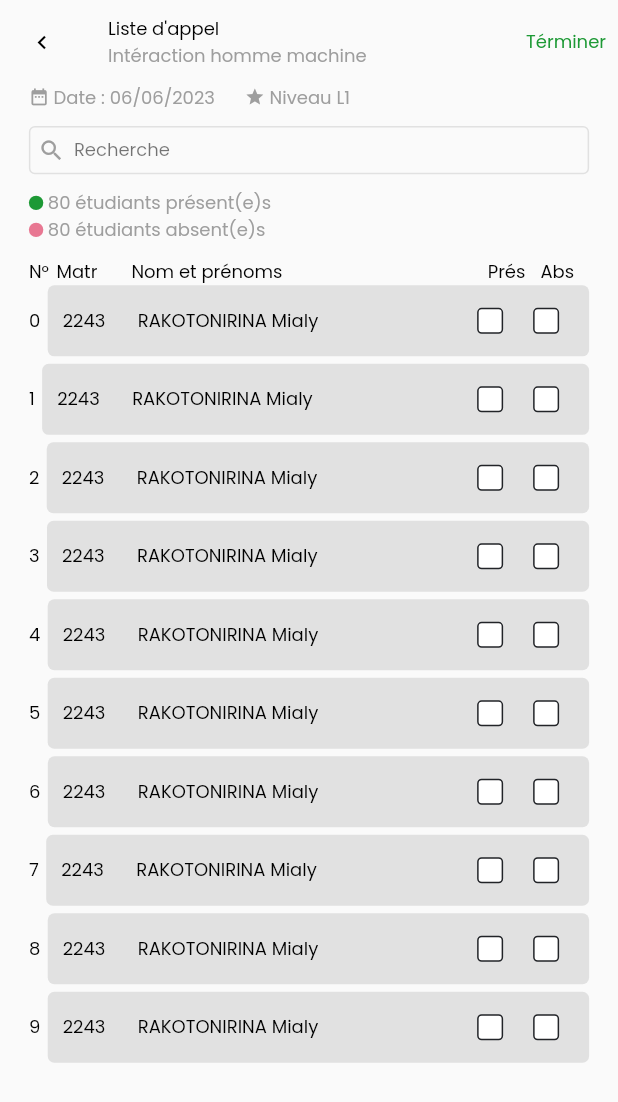
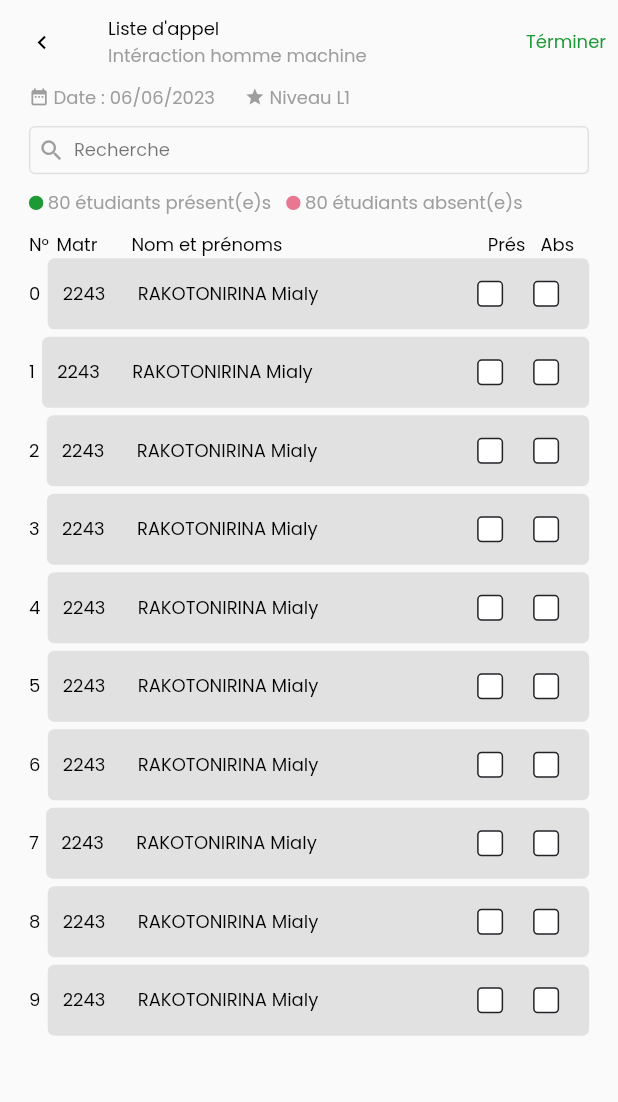
Before and after one commit to safidy1863/Ny-sekoliko, a Flutter app: the ListsScreen screen opened by its route, on a phone screen of 412 x 824 dp. Shown: the top 1102 px of the screen. Run offline on Flutter 3.47's test engine with Material 2 defaults, Android fonts, the phone set to English and light mode, and no system bars; drawn by our look-alikes of getwidget; our stand-ins replace equatable, flutter_bloc, flutter_screenutil, flutter_spinkit, form_validator, go_router and 1 more; missing offline and left inert: qr_code_scanner, twilio_flutter.

```diff
--- a/mobile/lib/core/navigation/app_router.dart
+++ b/mobile/lib/core/navigation/app_router.dart
@@ -9,7 +9,7 @@ import '/features/lists/presentation/lists_screen.dart';
 
 class AppRouter {
   static GoRouter appRoutes = GoRouter(
-    initialLocation: RoutePath.login,
+    initialLocation: RoutePath.home,
     routes: [
       GoRoute(
         path: RoutePath.login,
--- a/mobile/lib/features/home/presentation/home_screen.dart
+++ b/mobile/lib/features/home/presentation/home_screen.dart
@@ -3,7 +3,7 @@ import 'package:flutter_screenutil/flutter_screenutil.dart';
 import 'package:getwidget/components/avatar/gf_avatar.dart';
 import 'package:getwidget/getwidget.dart';
 import 'package:mobile/features/home/presentation/widgets/session_item.dart';
-import 'widgets/custom_drawer.dart';
+import '../../../core/presentation/widgets/custom_drawer.dart';
 
 class HomeScreen extends StatelessWidget {
   HomeScreen({Key? key}) : super(key: key);
--- a/mobile/lib/features/lists/presentation/lists_screen.dart
+++ b/mobile/lib/features/lists/presentation/lists_screen.dart
@@ -1,35 +1,17 @@
 import 'package:flutter/material.dart';
 import 'package:flutter_screenutil/flutter_screenutil.dart';
 import 'package:go_router/go_router.dart';
-import 'package:mobile/core/presentation/widgets/custom_textfield.dart';
-import 'package:mobile/features/lists/presentation/widgets/student_item.dart';
-import 'package:twilio_flutter/twilio_flutter.dart';
+import 'package:mobile/features/lists/presentation/widgets/header_list.dart';
+import 'package:mobile/features/lists/presentation/widgets/list_table.dart';
 import '/core/utils/constants/app_color.dart';
 
-class ListsScreen extends StatefulWidget {
+class ListsScreen extends StatelessWidget {
   const ListsScreen({Key? key}) : super(key: key);
 
   @override
-  State<ListsScreen> createState() => _ListsScreenState();
-}
-
-class _ListsScreenState extends State<ListsScreen> {
-  late TextEditingController searchInput;
-
-  @override
-  void initState() {
-    searchInput = TextEditingController();
-    super.initState();
-  }
-
-  @override
-  void dispose() {
-    searchInput.dispose();
-    super.dispose();
-  }
-
-  @override
   Widget build(BuildContext context) {
+    final bool isPortrait = MediaQuery.of(context).orientation == Orientation.portrait;
+    final double width = MediaQuery.of(context).size.width;
     return Scaffold(
       appBar: AppBar(
         elevation: 0.0,
@@ -64,7 +46,6 @@ class _ListsScreenState extends State<ListsScreen> {
         actions: [
           TextButton(
               onPressed: () {
-
               },
               child: Text(
                 "Términer",
@@ -76,179 +57,17 @@ class _ListsScreenState extends State<ListsScreen> {
       ),
       body: Container(
         padding: EdgeInsets.symmetric(horizontal: 20.w),
-        width: double.infinity,
+        width: width,
+        height: double.infinity,
         child: Column(
-          children: [
-            Row(
-              children: [
-                Row(
-                  children: [
-                    Icon(
-                      Icons.date_range,
-                      color: Colors.grey,
-                      size: 14.sp,
-                    ),
-                    const SizedBox(
-                      width: 3,
-                    ),
-                    Text(
-                      "Date : 06/06/2023",
-                      style: Theme.of(context).textTheme.bodySmall?.copyWith(
-                            color: Colors.grey,
-                          ),
-                    )
-                  ],
-                ),
-                const SizedBox(
-                  width: 20,
-                ),
-                Row(
-                  children: [
-                    Icon(
-                      Icons.grade,
-                      color: Colors.grey,
-                      size: 14.sp,
-                    ),
-                    const SizedBox(
-                      width: 3,
-                    ),
-                    Text(
-                      "Niveau L1",
-                      style: Theme.of(context).textTheme.bodySmall?.copyWith(
-                            color: Colors.grey,
-                          ),
-                    )
-                  ],
-                )
-              ],
-            ),
-            const SizedBox(
-              height: 5,
-            ),
-            CustomTextField(
-                hintText: "Recherche",
-                isDense: true,
-                controller: searchInput,
-                onChanged: (String value) {
-                  print(value);
-                },
-                prefixIcon: const Icon(
-                  Icons.search_outlined,
-                  color: Colors.grey,
-                )),
-            const SizedBox(
-              height: 5,
-            ),
-            Wrap(
-              children: [
-                Row(
-                  children: [
-                    Container(
-                      width: 10.sp,
-                      height: 10.sp,
-                      decoration: const BoxDecoration(
-                          color: AppColor.greenPrimary, shape: BoxShape.circle),
-                    ),
-                    const SizedBox(
-                      width: 3,
-                    ),
-                    Text(
-                      "80 étudiants présent(e)s",
-                      style: Theme.of(context).textTheme.bodySmall?.copyWith(
-                            color: Colors.grey,
-                          ),
-                    ),
-                  ],
-                ),
-                const SizedBox(
-                  width: 10,
-                ),
-                Row(
-                  children: [
-                    Container(
-                      width: 10.sp,
-                      height: 10.sp,
-                      decoration: BoxDecoration(
-                          color: AppColor.redPrimary.withOpacity(0.6),
-                          shape: BoxShape.circle),
-                    ),
-                    const SizedBox(
-                      width: 3,
-                    ),
-                    Text(
-                      "80 étudiants absent(e)s",
-                      style: Theme.of(context).textTheme.bodySmall?.copyWith(
-                            color: Colors.grey,
-                          ),
-                    ),
-                  ],
-                )
-              ],
-            ),
-            const SizedBox(
+          children: const [
+            HeaderList(),
+            SizedBox(
               height: 10,
             ),
-            Row(
-              children: [
-                Text(
-                  "N°",
-                  style: Theme.of(context).textTheme.bodySmall?.copyWith(
-                        color: Colors.black,
-                      ),
-                ),
-                const SizedBox(
-                  width: 5,
-                ),
-                SizedBox(
-                  width: 50,
-                  child: Text(
-                    "Matr",
-                    style: Theme.of(context).textTheme.bodySmall?.copyWith(
-                          color: Colors.black,
-                        ),
-                  ),
-                ),
-                Expanded(
-                    child: Text(
-                  "Nom et prénoms",
-                  style: Theme.of(context).textTheme.bodySmall?.copyWith(
-                        color: Colors.black,
-                      ),
-                )),
-                Text(
-                  "Prés",
-                  style: Theme.of(context).textTheme.bodySmall?.copyWith(
-                        color: Colors.black,
-                      ),
-                ),
-                const SizedBox(
-                  width: 10,
-                ),
-                Text(
-                  "Abs",
-                  style: Theme.of(context).textTheme.bodySmall?.copyWith(
-                        color: Colors.black,
-                      ),
-                ),
-                const SizedBox(
-                  width: 10,
-                )
-              ],
-            ),
-            Expanded(
-              child: ListView.builder(
-                itemCount: 10,
-                itemBuilder: (context, index) {
-                  return StudentItem(
-                    name: "RAKOTONIRINA Mialy",
-                    matriculate: "2243",
-                    number: index,
-                  );
-                },
-              ),
-            )
+            Expanded(child: ListTable())
           ],
-        ),
+        )
       ),
     );
   }
--- /dev/null
+++ b/mobile/lib/features/lists/presentation/widgets/header_list.dart
@@ -0,0 +1,177 @@
+import 'package:flutter/material.dart';
+import 'package:flutter_screenutil/flutter_screenutil.dart';
+import 'package:mobile/core/presentation/widgets/custom_textfield.dart';
+import 'package:mobile/core/utils/constants/app_color.dart';
+
+class HeaderList extends StatefulWidget {
+  const HeaderList({Key? key}) : super(key: key);
+
+  @override
+  State<HeaderList> createState() => _HeaderListState();
+}
+
+class _HeaderListState extends State<HeaderList> {
+  late TextEditingController searchInput;
+
+  @override
+  void initState() {
+    searchInput = TextEditingController();
+    super.initState();
+  }
+
+  @override
+  void dispose() {
+    searchInput.dispose();
+    super.dispose();
+  }
+
+  @override
+  Widget build(BuildContext context) {
+    final bool isPortrait =
+        MediaQuery.of(context).orientation == Orientation.portrait;
+    return isPortrait
+        ? Column(
+            crossAxisAlignment: CrossAxisAlignment.start,
+            children: [
+              _dateAndLevel(),
+              const SizedBox(
+                height: 5,
+              ),
+              _searchField(),
+              const SizedBox(
+                height: 5,
+              ),
+              _statisticOfPresent()
+            ],
+          )
+        : Row(
+            children: [
+              SizedBox(
+                width: MediaQuery.of(context).size.width * 0.4,
+                child: Column(
+                  crossAxisAlignment: CrossAxisAlignment.start,
+                  children: [_dateAndLevel(), _searchField()],
+                ),
+              ),
+              const SizedBox(width: 20,),
+              Expanded(
+                child: _statisticOfPresent(),
+              ),
+            ],
+          );
+  }
+
+  Widget _dateAndLevel() {
+    return Row(
+      mainAxisSize: MainAxisSize.min,
+      children: [
+        Row(
+          mainAxisSize: MainAxisSize.min,
+          children: [
+            Icon(
+              Icons.date_range,
+              color: Colors.grey,
+              size: 14.sp,
+            ),
+            const SizedBox(
+              width: 3,
+            ),
+            Text(
+              "Date : 06/06/2023",
+              style: Theme.of(context).textTheme.bodySmall?.copyWith(
+                    color: Colors.grey,
+                  ),
+            )
+          ],
+        ),
+        const SizedBox(
+          width: 20,
+        ),
+        Row(
+          mainAxisSize: MainAxisSize.min,
+          children: [
+            Icon(
+              Icons.grade,
+              color: Colors.grey,
+              size: 14.sp,
+            ),
+            const SizedBox(
+              width: 3,
+            ),
+            Text(
+              "Niveau L1",
+              style: Theme.of(context).textTheme.bodySmall?.copyWith(
+                    color: Colors.grey,
+                  ),
+            )
+          ],
+        )
+      ],
+    );
+  }
+
+  Widget _searchField() {
+    return CustomTextField(
+        hintText: "Recherche",
+        isDense: true,
+        controller: searchInput,
+        onChanged: (String value) {
+          print(value);
+        },
+        prefixIcon: const Icon(
+          Icons.search_outlined,
+          color: Colors.grey,
+        ));
+  }
+
+  Widget _statisticOfPresent() {
+    return Wrap(
+      children: [
+        Row(
+          mainAxisSize: MainAxisSize.min,
+          children: [
+            Container(
+              width: 10.sp,
+              height: 10.sp,
+              decoration: const BoxDecoration(
+                  color: AppColor.greenPrimary, shape: BoxShape.circle),
+            ),
+            const SizedBox(
+              width: 3,
+            ),
+            Text(
+              "80 étudiants présent(e)s",
+              style: Theme.of(context).textTheme.bodySmall?.copyWith(
+                    color: Colors.grey,
+                  ),
+            ),
+          ],
+        ),
+        const SizedBox(
+          width: 10,
+        ),
+        Row(
+          mainAxisSize: MainAxisSize.min,
+          children: [
+            Container(
+              width: 10.sp,
+              height: 10.sp,
+              decoration: BoxDecoration(
+                  color: AppColor.redPrimary.withOpacity(0.6),
+                  shape: BoxShape.circle),
+            ),
+            const SizedBox(
+              width: 3,
+            ),
+            Text(
+              "80 étudiants absent(e)s",
+              style: Theme.of(context).textTheme.bodySmall?.copyWith(
+                    color: Colors.grey,
+                  ),
+            ),
+          ],
+        )
+      ],
+    );
+  }
+}
--- /dev/null
+++ b/mobile/lib/features/lists/presentation/widgets/list_table.dart
@@ -0,0 +1,73 @@
+import 'package:flutter/material.dart';
+import 'package:mobile/features/lists/presentation/widgets/student_item.dart';
+
+class ListTable extends StatelessWidget {
+  const ListTable({Key? key}) : super(key: key);
+
+  @override
+  Widget build(BuildContext context) {
+    return Column(
+      children: [
+        Row(
+          children: [
+            Text(
+              "N°",
+              style: Theme.of(context).textTheme.bodySmall?.copyWith(
+                color: Colors.black,
+              ),
+            ),
+            const SizedBox(
+              width: 5,
+            ),
+            SizedBox(
+              width: 50,
+              child: Text(
+                "Matr",
+                style: Theme.of(context).textTheme.bodySmall?.copyWith(
+                  color: Colors.black,
+                ),
+              ),
+            ),
+            Expanded(
+                child: Text(
+                  "Nom et prénoms",
+                  style: Theme.of(context).textTheme.bodySmall?.copyWith(
+                    color: Colors.black,
+                  ),
+                )),
+            Text(
+              "Prés",
+              style: Theme.of(context).textTheme.bodySmall?.copyWith(
+                color: Colors.black,
+              ),
+            ),
+            const SizedBox(
+              width: 10,
+            ),
+            Text(
+              "Abs",
+              style: Theme.of(context).textTheme.bodySmall?.copyWith(
+                color: Colors.black,
+              ),
+            ),
+            const SizedBox(
+              width: 10,
+            )
+          ],
+        ),
+        Expanded(
+          child: ListView.builder(
+            itemCount: 10,
+            itemBuilder: (context, index) {
+              return StudentItem(
+                name: "RAKOTONIRINA Mialy",
+                matriculate: "2243",
+                number: index,
+              );
+            },
+          ),
+        )
+      ],
+    );
+  }
+}
```
Also changed, not shown: mobile/lib/core/presentation/widgets/custom_drawer.dart (added, +123 -0 lines), mobile/lib/features/home/presentation/widgets/custom_drawer.dart (deleted, +0 -18 lines).
